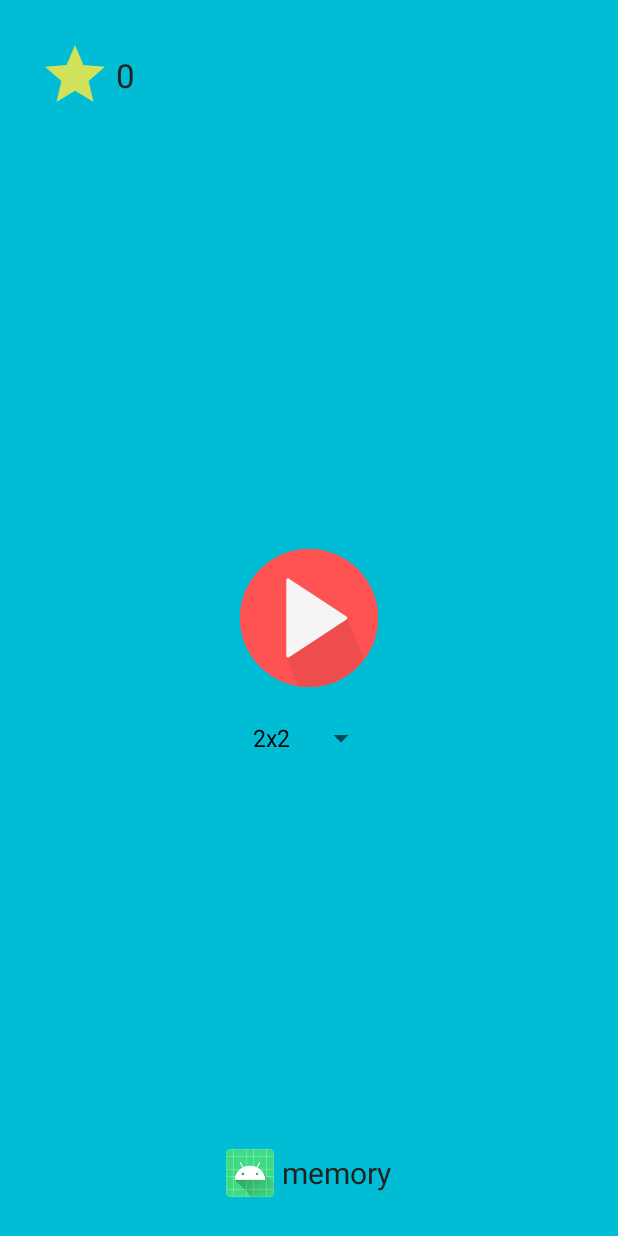
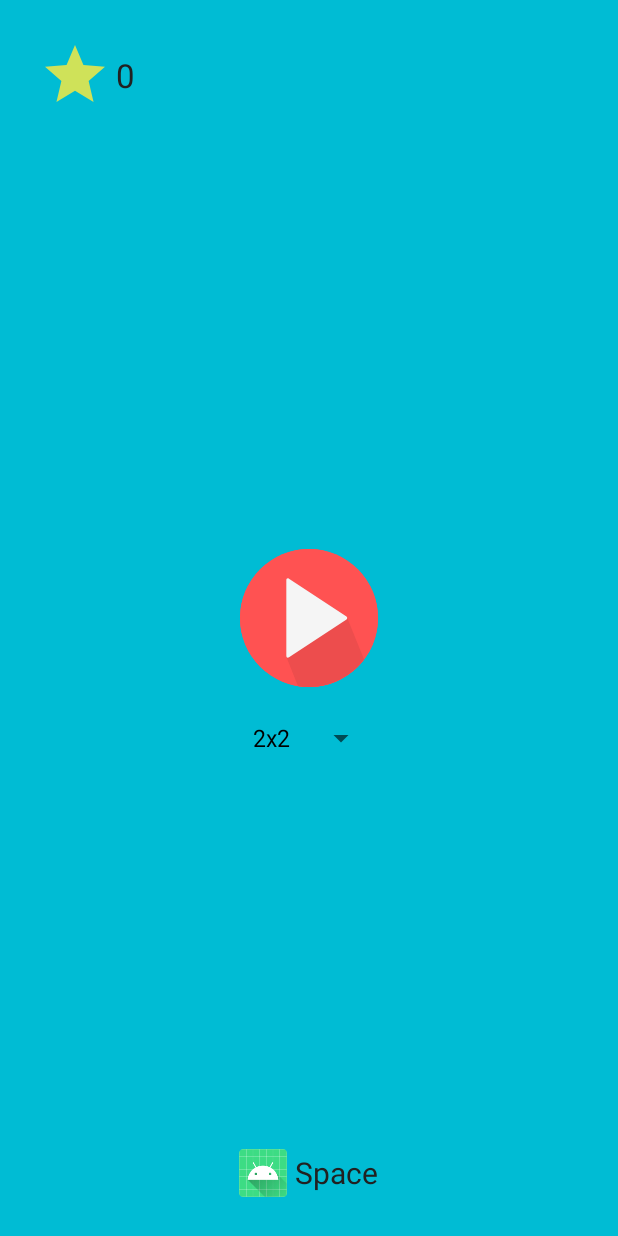
Before and after one commit to cj3dreams/JamesApp, an Android app: the screen it shows after launch (MainActivity), on a phone screen of 412 x 824 dp. Run offline under Robolectric (Android 15) with nearby library versions, the phone set to English and light mode, and no system bars.

Commit message:
test commit

```diff
--- a/app/src/main/res/values/strings.xml
+++ b/app/src/main/res/values/strings.xml
@@ -1,5 +1,5 @@
 <resources>
-    <string name="app_name">memory</string>
+    <string name="app_name">Space</string>
 
     <string-array name="gameModeArray">
         <item>2x2</item>
```
